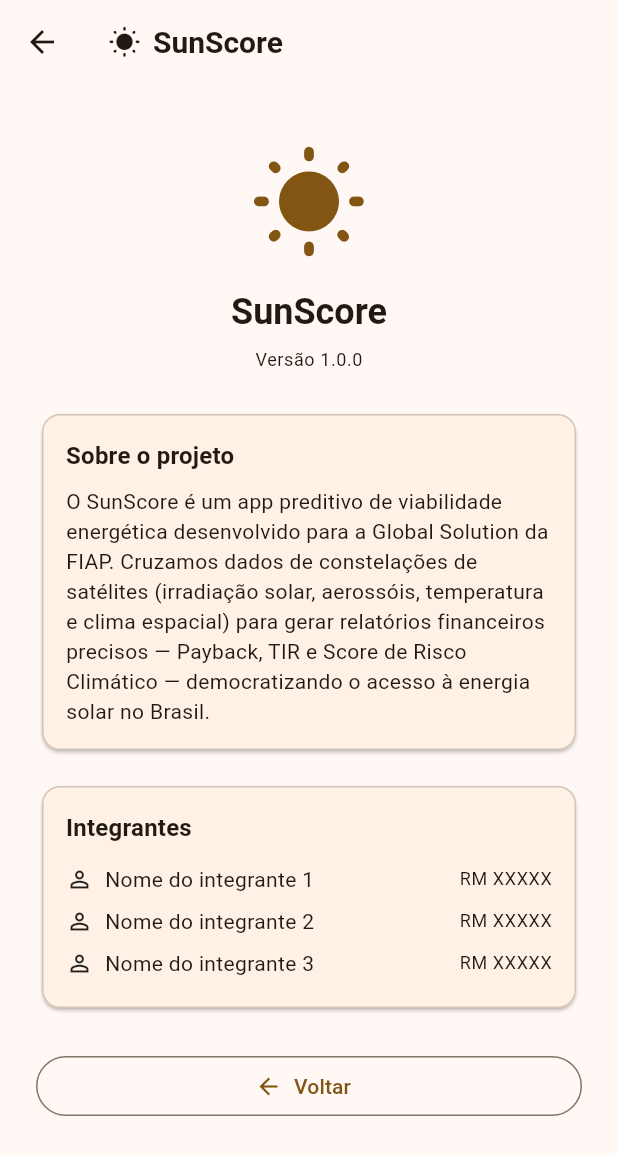
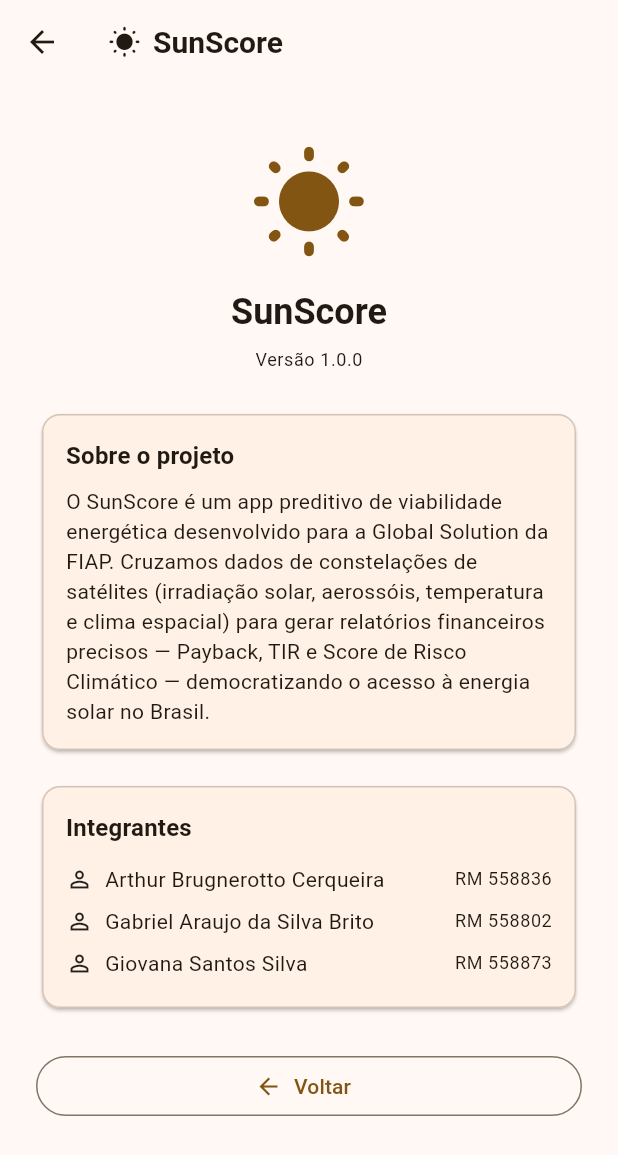
Before and after one commit to GabAraujo08/GlobalSolutionsFlutter1SEM, a Flutter app: the AboutScreen screen opened by its route, on a phone screen of 412 x 824 dp. Shown: the top 1155 px of the screen. Run offline on Flutter 3.47's test engine with Material 3 defaults, Android fonts, the phone set to English and light mode, and no system bars; our stand-ins replace equatable.

Commit message:
adicionando nome dos membros

```diff
--- a/lib/ui/screens/about_screen.dart
+++ b/lib/ui/screens/about_screen.dart
@@ -88,10 +88,9 @@
                           ?.copyWith(fontWeight: FontWeight.bold),
                     ),
                     const SizedBox(height: 8),
-                    // TODO: adicione os nomes do grupo
-                    const _MemberTile(name: 'Nome do integrante 1', rm: 'RM XXXXX'),
-                    const _MemberTile(name: 'Nome do integrante 2', rm: 'RM XXXXX'),
-                    const _MemberTile(name: 'Nome do integrante 3', rm: 'RM XXXXX'),
+                    const _MemberTile(name: 'Arthur Brugnerotto Cerqueira', rm: 'RM 558836'),
+                    const _MemberTile(name: 'Gabriel Araujo da Silva Brito', rm: 'RM 558802'),
+                    const _MemberTile(name: 'Giovana Santos Silva', rm: 'RM 558873'),
                   ],
                 ),
               ),
```
